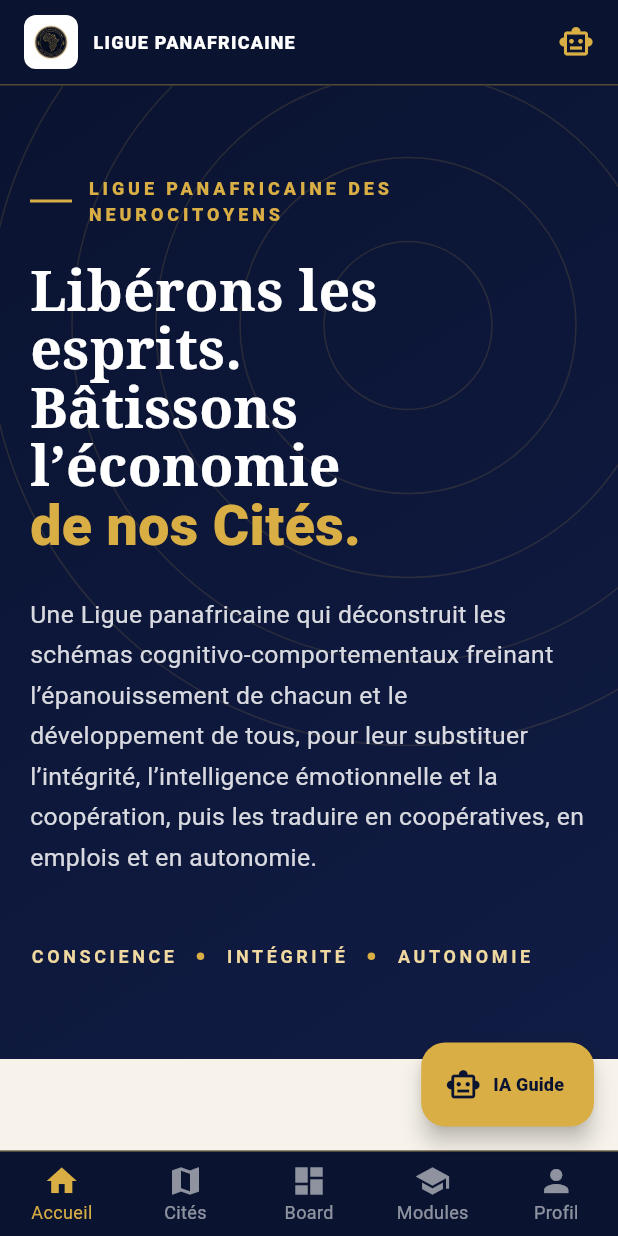
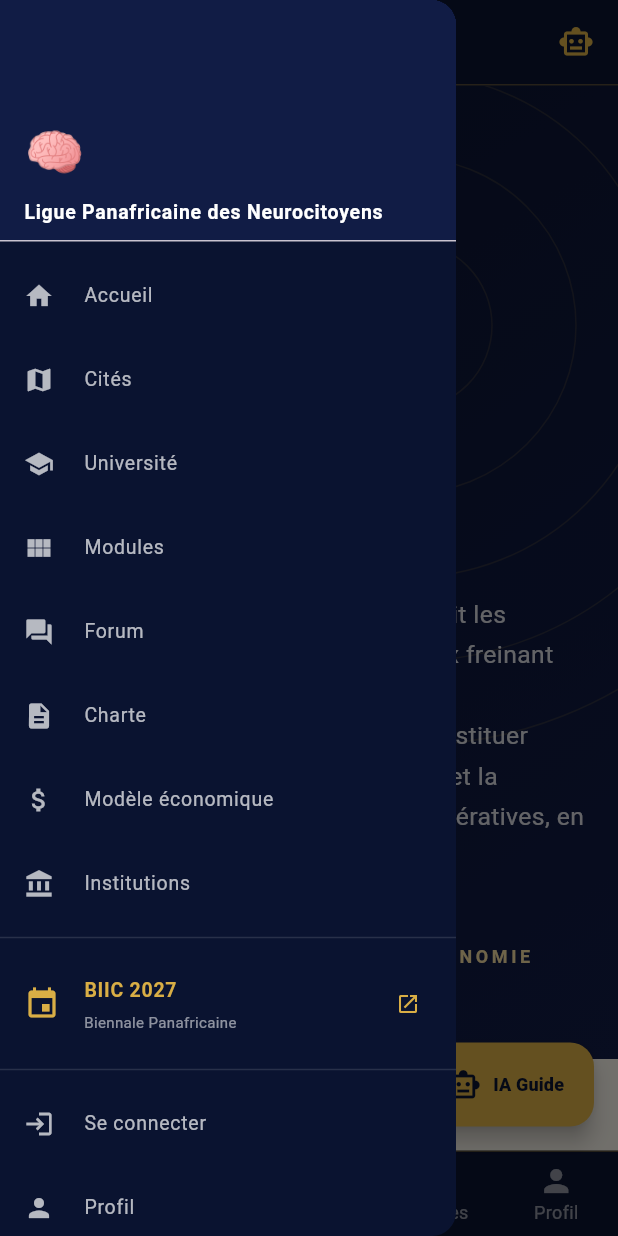
Before and after one commit to ludoacademiaquebec-stack/NeurocitoyenApp, a Flutter app: the screen it shows after launch, with the side drawer open (before the commit the screen has no drawer), on a phone screen of 412 x 824 dp. Run offline on Flutter 3.47's test engine with Material 3 defaults, Android fonts, the phone set to English and light mode, and no system bars; our stand-ins replace go_router, qr_flutter, shared_preferences, speech_to_text, supabase_flutter; accounts and stored records are empty.

Commit message:
feat(nav): drawer sur landing + lien BIIC dans AppScaffold

```diff
--- a/lib/features/home/landing_screen.dart
+++ b/lib/features/home/landing_screen.dart
@@ -1,5 +1,6 @@
 import 'package:flutter/material.dart';
 import 'package:go_router/go_router.dart';
+import 'package:url_launcher/url_launcher.dart';
 import 'package:shared_preferences/shared_preferences.dart';
 
 import '../../core/l10n.dart';
@@ -91,6 +92,73 @@ class _LandingScreenState extends State<LandingScreen> {
     _checkLogin();
   }
 
+  Widget _buildDrawer(BuildContext context) {
+    return Drawer(
+      backgroundColor: _C.nuit,
+      child: ListView(
+        padding: EdgeInsets.zero,
+        children: [
+          DrawerHeader(
+            decoration: const BoxDecoration(color: _C.nuit2),
+            child: Column(
+              crossAxisAlignment: CrossAxisAlignment.start,
+              mainAxisAlignment: MainAxisAlignment.end,
+              children: const [
+                Text('🧠', style: TextStyle(fontSize: 32)),
+                SizedBox(height: 8),
+                Text('Ligue Panafricaine des Neurocitoyens',
+                    style: TextStyle(color: Colors.white, fontSize: 13, fontWeight: FontWeight.bold)),
+              ],
+            ),
+          ),
+          _drawerItem(context, Icons.home, 'Accueil', '/'),
+          _drawerItem(context, Icons.map, 'Cités', '/carte'),
+          _drawerItem(context, Icons.school, 'Université', '/universite'),
+          _drawerItem(context, Icons.view_module, 'Modules', '/modules'),
+          _drawerItem(context, Icons.forum, 'Forum', '/forum'),
+          _drawerItem(context, Icons.description, 'Charte', '/charte'),
+          _drawerItem(context, Icons.attach_money, 'Modèle économique', '/modele-eco'),
+          _drawerItem(context, Icons.account_balance, 'Institutions', '/institutions'),
+          const Divider(color: Colors.white12),
+          ListTile(
+            leading: const Icon(Icons.event, color: _C.or),
+            title: const Text('BIIC 2027',
+                style: TextStyle(color: _C.or, fontWeight: FontWeight.bold, fontSize: 13)),
+            subtitle: const Text('Biennale Panafricaine',
+                style: TextStyle(color: Colors.white54, fontSize: 10)),
+            trailing: const Icon(Icons.open_in_new, color: _C.or, size: 16),
+            onTap: () => _openBiic(context),
+          ),
+          const Divider(color: Colors.white12),
+          _drawerItem(context, Icons.login, 'Se connecter', '/connexion'),
+          _drawerItem(context, Icons.person, 'Profil', '/profil'),
+          _drawerItem(context, Icons.smart_toy, 'IA Guide', '/ia-guide'),
+        ],
+      ),
+    );
+  }
+
+  Widget _drawerItem(BuildContext context, IconData icon, String label, String route) {
+    return ListTile(
+      leading: Icon(icon, color: Colors.white70, size: 20),
+      title: Text(label, style: const TextStyle(color: Colors.white70, fontSize: 13)),
+      onTap: () {
+        Navigator.of(context).pop();
+        context.go(route);
+      },
+    );
+  }
+
+  Future<void> _openBiic(BuildContext context) async {
+    Navigator.of(context).pop();
+    final url = (Uri.base.scheme == 'http' || Uri.base.scheme == 'https')
+        ? Uri.base.resolve('/biic/')
+        : Uri.parse('https://neurocitoyenapp.vercel.app/biic/');
+    try {
+      await launchUrl(url, webOnlyWindowName: '_blank');
+    } catch (_) {}
+  }
+
   Future<void> _checkLogin() async {
     final prefs = await SharedPreferences.getInstance();
     prefs.getString('pays_id');
@@ -139,6 +207,7 @@ class _LandingScreenState extends State<LandingScreen> {
           child: Container(height: 1, color: _C.or.withOpacity(0.35)),
         ),
       ),
+      drawer: _buildDrawer(context),
       bottomNavigationBar: Container(
         decoration: BoxDecoration(
           color: _C.nuit,
--- a/lib/widgets/app_scaffold.dart
+++ b/lib/widgets/app_scaffold.dart
@@ -1,5 +1,6 @@
 import 'package:flutter/material.dart';
 import 'package:go_router/go_router.dart';
+import 'package:url_launcher/url_launcher.dart';
 import '../core/l10n.dart';
 
 class AppScaffold extends StatefulWidget {
@@ -40,6 +41,24 @@ class _AppScaffoldState extends State<AppScaffold> {
           _item(context, Icons.attach_money, L10n.t('modele'), '/modele-eco'),
           _item(context, Icons.admin_panel_settings, L10n.t('admin'), '/admin'),
           const Divider(color: Colors.white10),
+          ListTile(
+            leading: const Icon(Icons.event, color: Color(0xFFFFC400)),
+            title: const Text('BIIC 2027',
+                style: TextStyle(color: Color(0xFFFFC400), fontSize: 12, fontWeight: FontWeight.bold)),
+            subtitle: const Text('Biennale Panafricaine',
+                style: TextStyle(color: Colors.white54, fontSize: 10)),
+            trailing: const Icon(Icons.open_in_new, color: Color(0xFFFFC400), size: 14),
+            onTap: () async {
+              Navigator.of(context).pop();
+              final url = (Uri.base.scheme == 'http' || Uri.base.scheme == 'https')
+                  ? Uri.base.resolve('/biic/')
+                  : Uri.parse('https://neurocitoyenapp.vercel.app/biic/');
+              try {
+                await launchUrl(url, webOnlyWindowName: '_blank');
+              } catch (_) {}
+            },
+          ),
+          const Divider(color: Colors.white10),
           ListTile(leading: const Icon(Icons.smart_toy, color: Color(0xFFFFC400)), title: const Text('IA Guide - Charte & Modele', style: TextStyle(color: Color(0xFFFFC400), fontSize:12)), onTap: ()=>context.go('/ia-guide')),
         ]),
       ),
```
